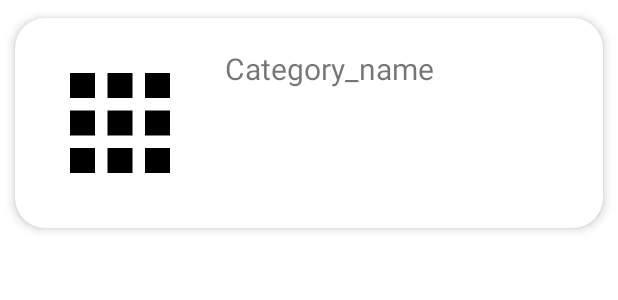
After one commit to AliciaC07/Proyecto-final-Android, an Android app: the layout category_card.xml on its own in the app's theme, with its tools: preview values and no code run, on a phone screen of 412 x 824 dp. The commit adds this screen. Shown: the top 300 px of the screen. Run offline under Robolectric (Android 15) with nearby library versions, the phone set to English and light mode, and no system bars.

Commit message:
recyclerviewInterface, categorycard created

```diff
--- a/app/build.gradle
+++ b/app/build.gradle
@@ -62,5 +62,8 @@ dependencies {
     implementation 'com.google.firebase:firebase-storage:20.1.0'
     implementation 'com.google.firebase:firebase-auth'
     implementation 'com.squareup.picasso:picasso:2.71828'
+
+    implementation 'androidx.recyclerview:recyclerview:1.2.1'
+    implementation 'androidx.cardview:cardview:1.0.0'
 }
 apply plugin: 'com.google.gms.google-services'
--- /dev/null
+++ b/app/src/main/java/com/aip/commerce_e/RecyclerViewInterface.java
@@ -0,0 +1,5 @@
+package com.aip.commerce_e;
+
+public interface RecyclerViewInterface {
+    void editOnClick(int pos);
+}
--- a/app/src/main/java/com/aip/commerce_e/drawerFragments/category/CategoryFragment.java
+++ b/app/src/main/java/com/aip/commerce_e/drawerFragments/category/CategoryFragment.java
@@ -9,8 +9,10 @@ import android.view.LayoutInflater;
 import android.view.View;
 import android.view.ViewGroup;
 import com.aip.commerce_e.R;
+import com.aip.commerce_e.RecyclerViewInterface;
+import com.aip.commerce_e.models.CategoryViewModel;
 
-public class CategoryFragment extends Fragment {
+public class CategoryFragment extends Fragment implements RecyclerViewInterface {
 
     private CategoryViewModel mViewModel;
 
@@ -31,4 +33,8 @@ public class CategoryFragment extends Fragment {
         // TODO: Use the ViewModel
     }
 
+    @Override
+    public void editOnClick(int pos) {
+
+    }
 }
--- a/app/src/main/java/com/aip/commerce_e/drawerFragments/category/CategoryViewModel.java
+++ /dev/null
@@ -1,7 +0,0 @@
-package com.aip.commerce_e.drawerFragments.category;
-
-import androidx.lifecycle.ViewModel;
-
-public class CategoryViewModel extends ViewModel {
-    // TODO: Implement the ViewModel
-}
--- /dev/null
+++ b/app/src/main/res/layout/category_card.xml
@@ -0,0 +1,28 @@
+<?xml version="1.0" encoding="utf-8"?>
+<androidx.cardview.widget.CardView
+        xmlns:android="http://schemas.android.com/apk/res/android"
+        xmlns:app="http://schemas.android.com/apk/res-auto"
+        android:id="@+id/cv"
+        android:layout_height="wrap_content"
+        android:layout_width="match_parent"
+        android:animateLayoutChanges="true"
+        app:cardCornerRadius="20dp"
+        app:cardElevation="4dp"
+        app:cardUseCompatPadding="true">
+    <LinearLayout
+            android:layout_width="match_parent"
+            android:layout_height="wrap_content" android:orientation="horizontal">
+        <ImageView
+                android:layout_width="100dp"
+                android:layout_height="100dp"
+                android:layout_margin="20dp"
+                app:srcCompat="@drawable/ic_baseline_category_24"/>
+        <TextView
+                android:layout_width="wrap_content"
+                android:layout_height="wrap_content"
+                android:text="Category_name"
+                android:layout_marginTop="20dp"
+                android:textSize="20sp"/>
+
+    </LinearLayout>
+</androidx.cardview.widget.CardView>
```
